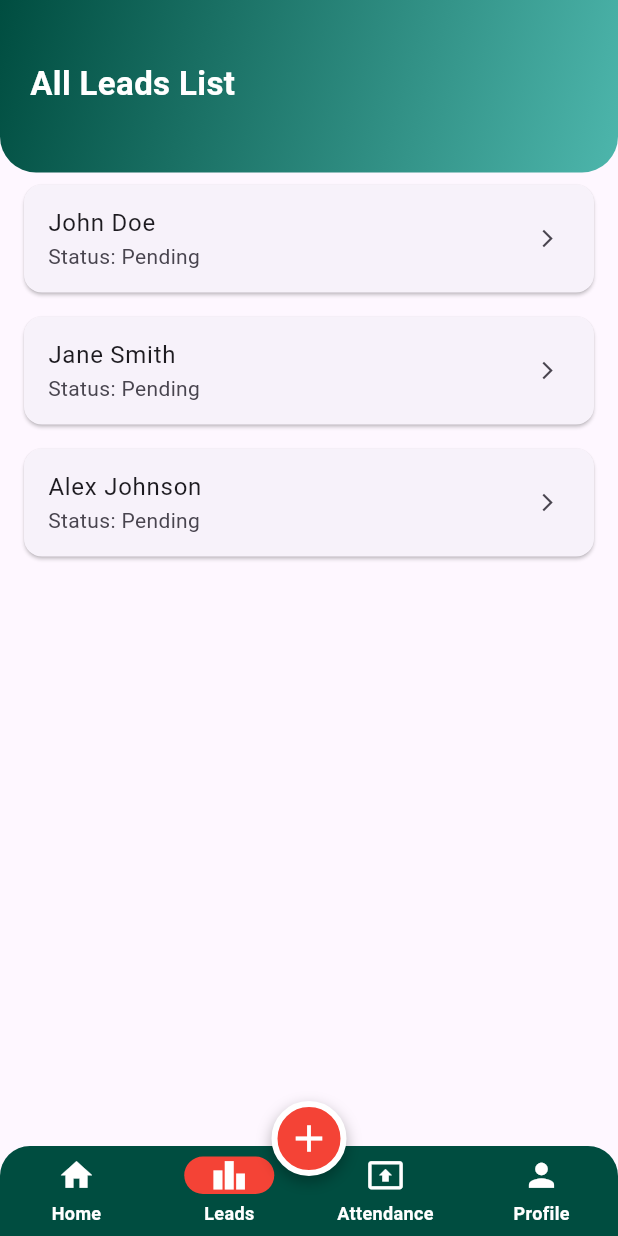
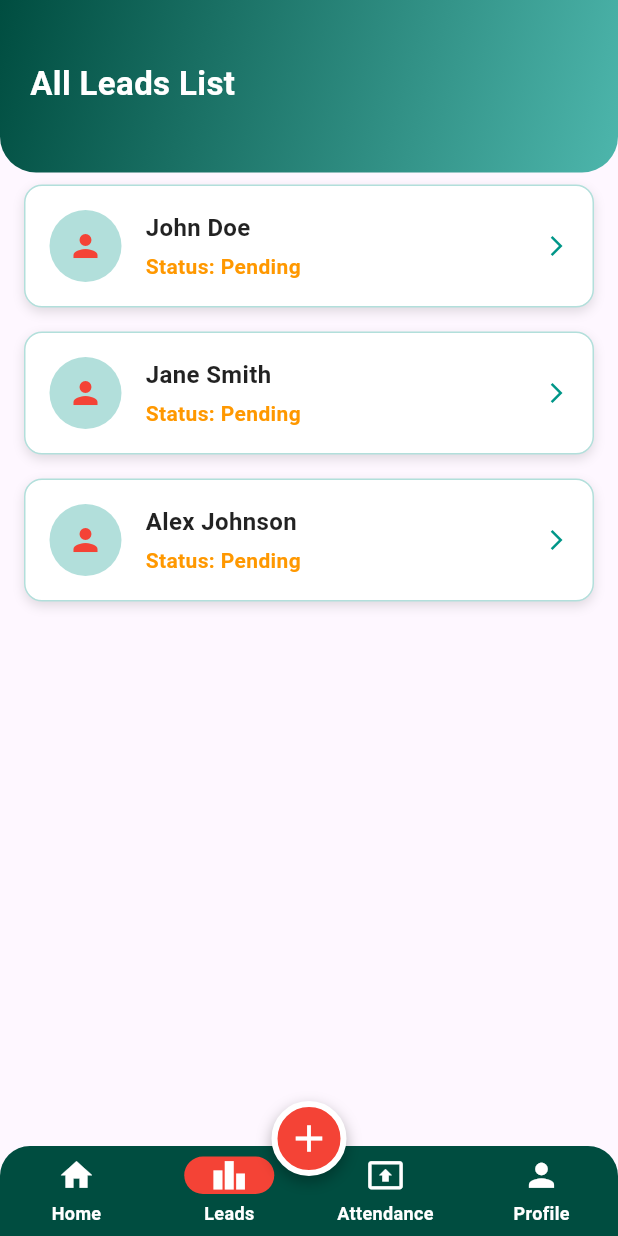
Before and after one commit to Jit003/employee-management-, a Flutter app: the MainScaffold screen opened directly, item 2 of the bottom bar chosen, after a tap on the "add" icon, on a phone screen of 412 x 824 dp. Run offline on Flutter 3.47's test engine with Material 3 defaults, Android fonts, the phone set to English and light mode, and no system bars; drawn by our look-alikes of flutter_slidable; our stand-ins replace animated_text_kit, flutter_tts, get, speech_to_text, widget_circular_animator; network calls fail.

Commit message:
few changes

```diff
--- a/lib/views/all_leads.dart
+++ b/lib/views/all_leads.dart
@@ -1,8 +1,8 @@
 import 'package:flutter/material.dart';
 import 'package:flutter_slidable/flutter_slidable.dart';
 import 'package:get/get.dart';
+import 'package:kredipal/views/lead_details_screen.dart';
 import 'package:kredipal/widgets/custom_header.dart';
-
 import '../controller/allleads_controller.dart';
 
 class AllLeadsScreen extends StatelessWidget {
@@ -15,8 +15,6 @@ class AllLeadsScreen extends StatelessWidget {
     return Column(
       children: [
         customHeader('All Leads List'),
-
-        // Reactive leads list
         Expanded(
           child: Obx(() => ListView.builder(
             itemCount: leadsController.leads.length,
@@ -25,7 +23,7 @@ class AllLeadsScreen extends StatelessWidget {
               return Slidable(
                 key: ValueKey(lead['name']),
 
-                // Slide Right to Delete
+                // Swipe to delete
                 startActionPane: ActionPane(
                   motion: const ScrollMotion(),
                   dismissible: DismissiblePane(
@@ -37,46 +35,94 @@ class AllLeadsScreen extends StatelessWidget {
                   ),
                   children: [
                     SlidableAction(
-                      onPressed: (_) =>
-                          leadsController.deleteLead(index),
-                      backgroundColor: Colors.red,
+                      onPressed: (_) => leadsController.deleteLead(index),
+                      backgroundColor: Colors.red.shade400,
                       foregroundColor: Colors.white,
-                      icon: Icons.delete,
+                      icon: Icons.delete_outline,
                       label: 'Delete',
                     ),
                   ],
                 ),
 
-                // Slide Left to Complete/Not Complete
+                // Swipe to update status
                 endActionPane: ActionPane(
                   motion: const ScrollMotion(),
                   children: [
                     SlidableAction(
                       onPressed: (_) =>
                           leadsController.markAsCompleted(index),
-                      backgroundColor: Colors.green,
+                      backgroundColor: Colors.green.shade600,
                       foregroundColor: Colors.white,
-                      icon: Icons.check,
+                      icon: Icons.check_circle_outline,
                       label: 'Completed',
                     ),
                     SlidableAction(
                       onPressed: (_) =>
                           leadsController.markAsNotCompleted(index),
-                      backgroundColor: Colors.orange,
+                      backgroundColor: Colors.orange.shade400,
                       foregroundColor: Colors.white,
-                      icon: Icons.close,
-                      label: 'Not Completed',
+                      icon: Icons.cancel_outlined,
+                      label: 'Pending',
                     ),
                   ],
                 ),
 
-                child: Card(
-                  margin: const EdgeInsets.symmetric(
-                      horizontal: 16, vertical: 8),
-                  child: ListTile(
-                    title: Text(lead['name'] ?? ''),
-                    subtitle: Text("Status: ${lead['status']}"),
-                    trailing: const Icon(Icons.arrow_forward_ios, size: 14),
+                child: GestureDetector(
+                  onTap: () => Get.to(() => LeadDetailsScreen(lead: lead)),
+                  child: Container(
+                    margin: const EdgeInsets.symmetric(
+                        horizontal: 16, vertical: 8),
+                    padding: const EdgeInsets.all(16),
+                    decoration: BoxDecoration(
+                      color: Colors.white,
+                      borderRadius: BorderRadius.circular(12),
+                      boxShadow: [
+                        BoxShadow(
+                          color: Colors.black12,
+                          blurRadius: 6,
+                          offset: Offset(0, 3),
+                        ),
+                      ],
+                      border: Border.all(color: Colors.teal.shade100),
+                    ),
+                    child: Row(
+                      children: [
+                        CircleAvatar(
+                          radius: 24,
+                          backgroundColor: Colors.teal.shade100,
+                          child: const Icon(Icons.person, color: Colors.red),
+                        ),
+                        const SizedBox(width: 16),
+                        Expanded(
+                          child: Column(
+                            crossAxisAlignment: CrossAxisAlignment.start,
+                            children: [
+                              Text(
+                                lead['name'] ?? '',
+                                style: TextStyle(
+                                  fontSize: 16,
+                                  fontWeight: FontWeight.bold,
+                                  color: Colors.black87,
+                                ),
+                              ),
+                              const SizedBox(height: 4),
+                              Text(
+                                "Status: ${lead['status']}",
+                                style: TextStyle(
+                                  fontSize: 14,
+                                  color: lead['status'] == 'Completed'
+                                      ? Colors.green
+                                      : Colors.orange,
+                                  fontWeight: FontWeight.w600,
+                                ),
+                              ),
+                            ],
+                          ),
+                        ),
+                        Icon(Icons.arrow_forward_ios,
+                            size: 16, color: Colors.teal),
+                      ],
+                    ),
                   ),
                 ),
               );
--- a/lib/views/attendance_screen.dart
+++ b/lib/views/attendance_screen.dart
@@ -1,6 +1,7 @@
 import 'package:flutter/material.dart';
 import 'package:get/get.dart';
 import 'package:kredipal/controller/current_time_controller.dart';
+import 'package:kredipal/controller/voice%20controller.dart';
 import 'package:kredipal/widgets/custom_header.dart';
 import 'package:kredipal/controller/animation_controller.dart';
 
@@ -10,11 +11,13 @@ class AttendanceScreen extends StatelessWidget {
   AttendanceScreen({super.key});
 
   final TimeController timeController = Get.put(TimeController());
+  final VoiceController voiceController = Get.put(VoiceController());
   final PulseAnimationController pulseController = Get.put(PulseAnimationController());
 
   @override
   Widget build(BuildContext context) {
     return Scaffold(
+
       body: Column(
         children: [
           // Gradient Header
@@ -29,6 +32,16 @@ class AttendanceScreen extends StatelessWidget {
               child: Column(
                 crossAxisAlignment: CrossAxisAlignment.center,
                 children: [
+                  TextButton(
+                  onPressed: () {
+                    if (!voiceController.isListening.value) {
+                      voiceController.startListening();
+                    } else {
+                      voiceController.stopListening();
+                    }
+                  },
+
+                  child: Text('Speak')),
                   const Text(
                     "Your Attendance",
                     style: TextStyle(fontSize: 20, fontWeight: FontWeight.bold),
@@ -64,7 +77,7 @@ class AttendanceScreen extends StatelessWidget {
                         child: buildStatusCircle(
                           color: Colors.red,
                           icon: Icons.logout,
-                          label: "Check-Out",
+                          label: "Check-Out ",
                         ),
                       );
                     },
--- a/lib/views/profile_screen.dart
+++ b/lib/views/profile_screen.dart
@@ -1,7 +1,9 @@
 import 'package:flutter/material.dart';
 import 'package:kredipal/constant/app_images.dart';
 import 'package:kredipal/widgets/custom_header.dart';
+import 'package:widget_circular_animator/widget_circular_animator.dart';
 import '../constant/app_color.dart';
+import '../widgets/profile_option_tile.dart';
 
 class ProfileScreen extends StatelessWidget {
   const ProfileScreen({super.key});
@@ -11,59 +13,98 @@ class ProfileScreen extends StatelessWidget {
     return Scaffold(
       backgroundColor: AppColor.primaryColor.withOpacity(0.03),
       body: Column(
+        crossAxisAlignment: CrossAxisAlignment.start,
         children: [
-          customHeader('My Profile'),
-          const SizedBox(height: 30),
-          const SizedBox(height: 20),
-
-          // Modern Profile Card
           Container(
-            margin: const EdgeInsets.symmetric(horizontal: 20),
-            padding: const EdgeInsets.all(20),
+            width: double.infinity,
+            padding: const EdgeInsets.symmetric(horizontal: 20, vertical: 40),
             decoration: BoxDecoration(
-              color: Colors.white,
-              borderRadius: BorderRadius.circular(16),
+              gradient: LinearGradient(
+                colors: [AppColor.appBarColor, Colors.teal.shade300],
+                begin: Alignment.topLeft,
+                end: Alignment.bottomRight,
+              ),
+              borderRadius: const BorderRadius.only(
+                bottomLeft: Radius.circular(30),
+                bottomRight: Radius.circular(30),
+              ),
               boxShadow: [
                 BoxShadow(
-                  color: Colors.grey.shade300,
-                  blurRadius: 12,
-                  offset: const Offset(0, 8),
+                  color: Colors.teal.shade100,
+                  blurRadius: 10,
+                  offset: const Offset(0, 4),
                 ),
               ],
             ),
-            child: const Row(
+            child: Column(
+              crossAxisAlignment: CrossAxisAlignment.center,
               children: [
-                CircleAvatar(
+                // Profile Image
+                const CircleAvatar(
                   radius: 40,
-                  backgroundImage: AssetImage(AppImages.loginImg),
+                  backgroundImage: NetworkImage(
+                    'https://images.unsplash.com/photo-1598618356794-eb1720430eb4?ixlib=rb-1.2.1&auto=format&fit=crop&w=870&q=80',
+                  ),
                 ),
-                SizedBox(width: 16),
-                Expanded(
-                  child: Column(
-                    crossAxisAlignment: CrossAxisAlignment.start,
-                    children: [
-                      Text(
-                        "Dillip Kumar Pradhan",
-                        style: TextStyle(fontSize: 18, fontWeight: FontWeight.bold),
-                      ),
-                      SizedBox(height: 6),
-                      Text("Flutter Developer", style: TextStyle(color: Colors.black54)),
-                      SizedBox(height: 4),
-                      Text("7064888156", style: TextStyle(color: Colors.black45)),
-                    ],
+                const SizedBox(height: 16),
+                // Name
+                const Text(
+                  'Shamim Miah',
+                  style: TextStyle(
+                    fontSize: 22,
+                    color: Colors.white,
+                    fontWeight: FontWeight.bold,
                   ),
+                ),
+
+                const SizedBox(height: 6),
+
+                // Designation
+                Text(
+                  'Project Manager',
+                  style: TextStyle(
+                    fontSize: 16,
+                    color: Colors.white.withOpacity(0.9),
+                  ),
+                ),
+
+                const SizedBox(height: 12),
+
+                // Contact Info
+                Row(
+                  mainAxisAlignment: MainAxisAlignment.center,
+                  children: [
+                    Icon(Icons.email, color: Colors.white70, size: 18),
+                    const SizedBox(width: 6),
+                    Text(
+                      'shamimmiah@gmail.com',
+                      style: TextStyle(color: Colors.white70),
+                    ),
+                  ],
+                ),
+                const SizedBox(height: 6),
+                Row(
+                  mainAxisAlignment: MainAxisAlignment.center,
+                  children: [
+                    Icon(Icons.phone, color: Colors.white70, size: 18),
+                    const SizedBox(width: 6),
+                    Text(
+                      '+91 9876543210',
+                      style: TextStyle(color: Colors.white70),
+                    ),
+                  ],
                 ),
               ],
             ),
           ),
-
           const SizedBox(height: 30),
-
-          // Options
+          // Profile and Options
           Padding(
             padding: const EdgeInsets.symmetric(horizontal: 20),
             child: Column(
               children: [
+
+                const SizedBox(height: 20),
                 OptionTile(
                   icon: Icons.receipt_long,
                   title: "Salary Slip",
@@ -91,6 +132,7 @@ class ProfileScreen extends StatelessWidget {
                   iconColor: Colors.red,
                   textColor: Colors.red,
                 ),
+                const SizedBox(height: 30), // for bottom padding
               ],
             ),
           ),
@@ -99,58 +141,3 @@ class ProfileScreen extends StatelessWidget {
     );
   }
 }
-
-class OptionTile extends StatelessWidget {
-  final IconData icon;
-  final String title;
-  final VoidCallback onTap;
-  final Color? iconColor;
-  final Color? textColor;
-
-  const OptionTile({
-    super.key,
-    required this.icon,
-    required this.title,
-    required this.onTap,
-    this.iconColor,
-    this.textColor,
-  });
-
-  @override
-  Widget build(BuildContext context) {
-    return GestureDetector(
-      onTap: onTap,
-      child: Container(
-        padding: const EdgeInsets.symmetric(horizontal: 16, vertical: 14),
-        decoration: BoxDecoration(
-          color: Colors.white,
-          borderRadius: BorderRadius.circular(14),
-          boxShadow: [
-            BoxShadow(
-              color: Colors.grey.shade200,
-              blurRadius: 10,
-              offset: const Offset(0, 6),
-            )
-          ],
-        ),
-        child: Row(
-          children: [
-            Icon(icon, color: iconColor ?? AppColor.primaryColor, size: 24),
-            const SizedBox(width: 14),
-            Expanded(
-              child: Text(
-                title,
-                style: TextStyle(
-                  fontSize: 16,
-                  fontWeight: FontWeight.w500,
-                  color: textColor ?? Colors.black87,
-                ),
-              ),
-            ),
-            const Icon(Icons.arrow_forward_ios, size: 16, color: Colors.grey),
-          ],
-        ),
-      ),
-    );
-  }
-}
--- a/lib/widgets/custom_button.dart
+++ b/lib/widgets/custom_button.dart
@@ -30,6 +30,8 @@ class CustomButton extends StatelessWidget {
         ),
         onPressed: onPressed,
         child: Text(
+          maxLines: 1,
+          overflow: TextOverflow.ellipsis,
           text,
           style: const TextStyle(fontSize: 18, fontWeight: FontWeight.bold),
         ),
--- /dev/null
+++ b/lib/widgets/profile_option_tile.dart
@@ -0,0 +1,59 @@
+import 'package:flutter/cupertino.dart';
+import 'package:flutter/material.dart';
+
+import '../constant/app_color.dart';
+
+class OptionTile extends StatelessWidget {
+  final IconData icon;
+  final String title;
+  final VoidCallback onTap;
+  final Color? iconColor;
+  final Color? textColor;
+
+  const OptionTile({
+    super.key,
+    required this.icon,
+    required this.title,
+    required this.onTap,
+    this.iconColor,
+    this.textColor,
+  });
+
+  @override
+  Widget build(BuildContext context) {
+    return GestureDetector(
+      onTap: onTap,
+      child: Container(
+        padding: const EdgeInsets.symmetric(horizontal: 16, vertical: 14),
+        decoration: BoxDecoration(
+          color: Colors.white,
+          borderRadius: BorderRadius.circular(14),
+          boxShadow: [
+            BoxShadow(
+              color: Colors.grey.shade200,
+              blurRadius: 10,
+              offset: const Offset(0, 6),
+            )
+          ],
+        ),
+        child: Row(
+          children: [
+            Icon(icon, color: iconColor ?? AppColor.primaryColor, size: 24),
+            const SizedBox(width: 14),
+            Expanded(
+              child: Text(
+                title,
+                style: TextStyle(
+                  fontSize: 16,
+                  fontWeight: FontWeight.w500,
+                  color: textColor ?? Colors.black87,
+                ),
+              ),
+            ),
+            const Icon(Icons.arrow_forward_ios, size: 16, color: Colors.grey),
+          ],
+        ),
+      ),
+    );
+  }
+}
```
Also changed, not shown: lib/controller/voice controller.dart (added, +62 -0 lines), lib/views/lead_details_screen.dart (added, +169 -0 lines), pubspec.yaml (+3 -4 lines), pubspec.lock, 4 other files.
